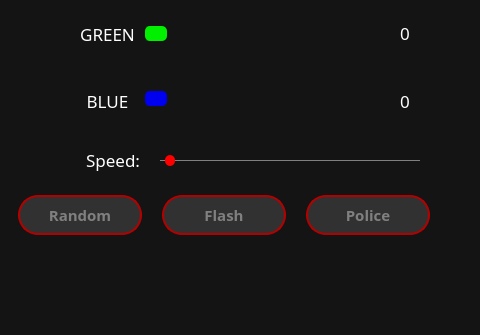
This is GUI_WIDGETS/Leds/leds.ui in PortiESP/PortiOS as Qt 5 draws it before an edit; both pictures show x 320 to 800 and y 145 to 480 of the 800 by 480 pixel window. The edited form follows.
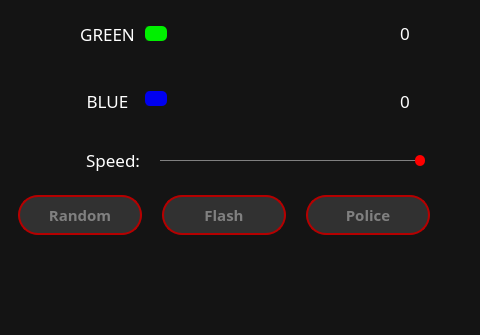
This is the edited form. Icons and pictures are not drawn.

Diff of the .ui file:
```diff
--- a/GUI_WIDGETS/Leds/leds.ui
+++ b/GUI_WIDGETS/Leds/leds.ui
@@ -1243,7 +1243,7 @@
       <number>1</number>
      </property>
      <property name="maximum">
-      <number>240</number>
+      <number>10</number>
      </property>
      <property name="value">
       <number>10</number>
```
